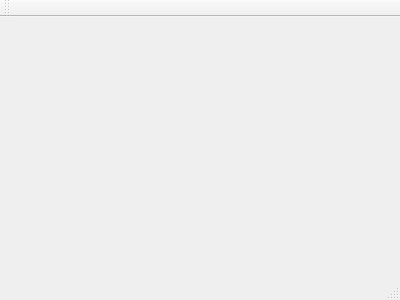
Before: the Qt Designer form sources/FootballEditor16/GUIApp/mainwindow.ui in vaddya/FootballEditor16, drawn with Qt 5.
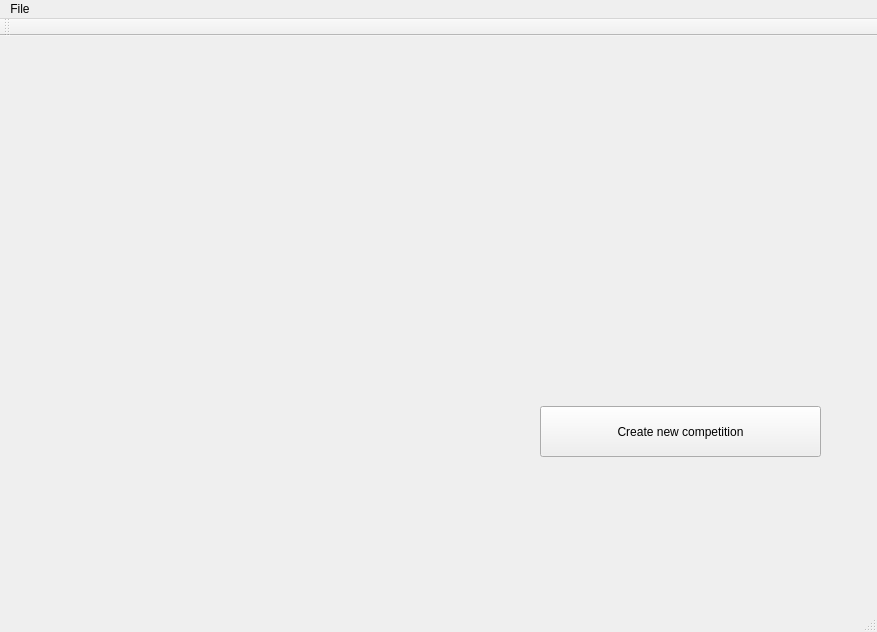
After: the same form once the commit is applied.

```diff
--- a/sources/FootballEditor16/GUIApp/mainwindow.ui
+++ b/sources/FootballEditor16/GUIApp/mainwindow.ui
@@ -1,24 +1,65 @@
 <ui version="4.0">
  <class>MainWindow</class>
- <widget class="QMainWindow" name="MainWindow" >
-  <property name="geometry" >
+ <widget class="QMainWindow" name="MainWindow">
+  <property name="geometry">
    <rect>
     <x>0</x>
     <y>0</y>
-    <width>400</width>
-    <height>300</height>
+    <width>877</width>
+    <height>632</height>
    </rect>
   </property>
   <property name="windowTitle" >
    <string>MainWindow</string>
   </property>
-  <widget class="QMenuBar" name="menuBar" />
-  <widget class="QToolBar" name="mainToolBar" />
-  <widget class="QWidget" name="centralWidget" />
-  <widget class="QStatusBar" name="statusBar" />
+  <widget class="QWidget" name="centralWidget">
+   <widget class="QPushButton" name="pushButton">
+    <property name="geometry">
+     <rect>
+      <x>540</x>
+      <y>370</y>
+      <width>281</width>
+      <height>51</height>
+     </rect>
+    </property>
+    <property name="text">
+     <string>Create new competition</string>
+    </property>
+   </widget>
+  </widget>
+  <widget class="QMenuBar" name="menuBar">
+   <property name="geometry">
+    <rect>
+     <x>0</x>
+     <y>0</y>
+     <width>877</width>
+     <height>25</height>
+    </rect>
+   </property>
+   <widget class="QMenu" name="menuFile">
+    <property name="title">
+     <string>File</string>
+    </property>
+    <addaction name="actionFile"/>
+   </widget>
+   <addaction name="menuFile"/>
+  </widget>
+  <widget class="QToolBar" name="mainToolBar">
+   <attribute name="toolBarArea">
+    <enum>TopToolBarArea</enum>
+   </attribute>
+   <attribute name="toolBarBreak">
+    <bool>false</bool>
+   </attribute>
+  </widget>
+  <widget class="QStatusBar" name="statusBar"/>
+  <action name="actionFile">
+   <property name="text">
+    <string>File</string>
+   </property>
+  </action>
  </widget>
- <layoutDefault spacing="6" margin="11" />
- <pixmapfunction></pixmapfunction>
+ <layoutdefault spacing="6" margin="11"/>
  <resources/>
  <connections/>
 </ui>
```
Left out of the diff: 3 changed lines with no effect on the pictures.
